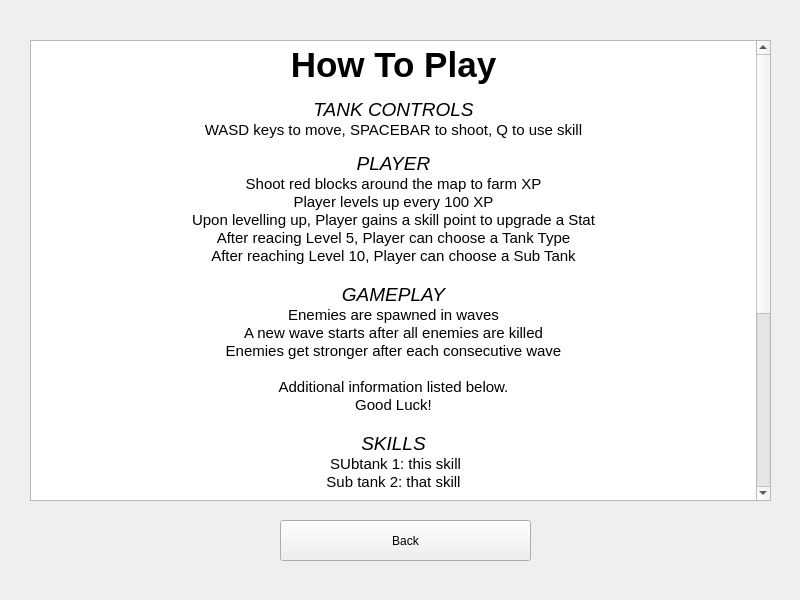
Above: MainWindow.ui from zhongvei/Tankoop before the change. Below: the same form after it.
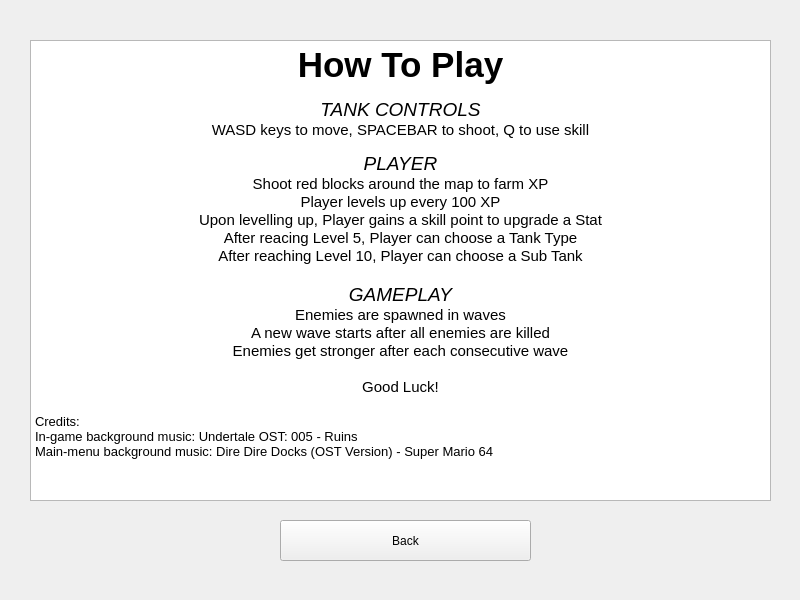
That is the form after the change. The open tabs and pages were chosen to show the change. Icons and pictures are not drawn.

Commit message: added tankoop logo and remove how to play

```diff
--- a/MainWindow.ui
+++ b/MainWindow.ui
@@ -186,47 +186,29 @@
        <string>&lt;!DOCTYPE HTML PUBLIC &quot;-//W3C//DTD HTML 4.0//EN&quot; &quot;http://www.w3.org/TR/REC-html40/strict.dtd&quot;&gt;
 &lt;html&gt;&lt;head&gt;&lt;meta name=&quot;qrichtext&quot; content=&quot;1&quot; /&gt;&lt;style type=&quot;text/css&quot;&gt;
 p, li { white-space: pre-wrap; }
-&lt;/style&gt;&lt;/head&gt;&lt;body style=&quot; font-family:'.AppleSystemUIFont'; font-size:13pt; font-weight:400; font-style:normal;&quot;&gt;
-&lt;p align=&quot;center&quot; style=&quot; margin-top:0px; margin-bottom:0px; margin-left:0px; margin-right:0px; -qt-block-indent:0; text-indent:0px;&quot;&gt;&lt;span style=&quot; font-family:'MS Shell Dlg 2'; font-size:26pt; font-weight:600;&quot;&gt;How To Play&lt;/span&gt;&lt;/p&gt;
-&lt;p align=&quot;center&quot; style=&quot;-qt-paragraph-type:empty; margin-top:0px; margin-bottom:0px; margin-left:0px; margin-right:0px; -qt-block-indent:0; text-indent:0px; font-family:'MS Shell Dlg 2'; font-size:7.8pt;&quot;&gt;&lt;br /&gt;&lt;/p&gt;
-&lt;p align=&quot;center&quot; style=&quot; margin-top:0px; margin-bottom:0px; margin-left:0px; margin-right:0px; -qt-block-indent:0; text-indent:0px;&quot;&gt;&lt;span style=&quot; font-family:'MS Shell Dlg 2'; font-size:14pt; font-style:italic;&quot;&gt;TANK CONTROLS&lt;/span&gt;&lt;/p&gt;
-&lt;p align=&quot;center&quot; style=&quot; margin-top:0px; margin-bottom:0px; margin-left:0px; margin-right:0px; -qt-block-indent:0; text-indent:0px;&quot;&gt;&lt;span style=&quot; font-family:'MS Shell Dlg 2'; font-size:11pt;&quot;&gt;WASD keys to move, SPACEBAR to shoot, Q to use skill&lt;/span&gt;&lt;/p&gt;
-&lt;p align=&quot;center&quot; style=&quot;-qt-paragraph-type:empty; margin-top:0px; margin-bottom:0px; margin-left:0px; margin-right:0px; -qt-block-indent:0; text-indent:0px; font-family:'MS Shell Dlg 2'; font-size:7.8pt;&quot;&gt;&lt;br /&gt;&lt;/p&gt;
-&lt;p align=&quot;center&quot; style=&quot; margin-top:0px; margin-bottom:0px; margin-left:0px; margin-right:0px; -qt-block-indent:0; text-indent:0px;&quot;&gt;&lt;span style=&quot; font-family:'MS Shell Dlg 2'; font-size:14pt; font-style:italic;&quot;&gt;PLAYER&lt;/span&gt;&lt;/p&gt;
-&lt;p align=&quot;center&quot; style=&quot; margin-top:0px; margin-bottom:0px; margin-left:0px; margin-right:0px; -qt-block-indent:0; text-indent:0px;&quot;&gt;&lt;span style=&quot; font-family:'MS Shell Dlg 2'; font-size:11pt;&quot;&gt;Shoot red blocks around the map to farm XP&lt;/span&gt;&lt;/p&gt;
-&lt;p align=&quot;center&quot; style=&quot; margin-top:0px; margin-bottom:0px; margin-left:0px; margin-right:0px; -qt-block-indent:0; text-indent:0px;&quot;&gt;&lt;span style=&quot; font-family:'MS Shell Dlg 2'; font-size:11pt;&quot;&gt;Player levels up every 100 XP&lt;/span&gt;&lt;/p&gt;
-&lt;p align=&quot;center&quot; style=&quot; margin-top:0px; margin-bottom:0px; margin-left:0px; margin-right:0px; -qt-block-indent:0; text-indent:0px;&quot;&gt;&lt;span style=&quot; font-family:'MS Shell Dlg 2'; font-size:11pt;&quot;&gt;Upon levelling up, Player gains a skill point to upgrade a Stat&lt;/span&gt;&lt;/p&gt;
-&lt;p align=&quot;center&quot; style=&quot; margin-top:0px; margin-bottom:0px; margin-left:0px; margin-right:0px; -qt-block-indent:0; text-indent:0px;&quot;&gt;&lt;span style=&quot; font-family:'MS Shell Dlg 2'; font-size:11pt;&quot;&gt;After reacing Level 5, Player can choose a Tank Type&lt;/span&gt;&lt;/p&gt;
-&lt;p align=&quot;center&quot; style=&quot; margin-top:0px; margin-bottom:0px; margin-left:0px; margin-right:0px; -qt-block-indent:0; text-indent:0px;&quot;&gt;&lt;span style=&quot; font-family:'MS Shell Dlg 2'; font-size:11pt;&quot;&gt;After reaching Level 10, Player can choose a Sub Tank&lt;/span&gt;&lt;/p&gt;
-&lt;p align=&quot;center&quot; style=&quot;-qt-paragraph-type:empty; margin-top:0px; margin-bottom:0px; margin-left:0px; margin-right:0px; -qt-block-indent:0; text-indent:0px; font-family:'MS Shell Dlg 2'; font-size:11pt;&quot;&gt;&lt;br /&gt;&lt;/p&gt;
-&lt;p align=&quot;center&quot; style=&quot; margin-top:0px; margin-bottom:0px; margin-left:0px; margin-right:0px; -qt-block-indent:0; text-indent:0px;&quot;&gt;&lt;span style=&quot; font-family:'MS Shell Dlg 2'; font-size:14pt; font-style:italic;&quot;&gt;GAMEPLAY&lt;/span&gt;&lt;/p&gt;
-&lt;p align=&quot;center&quot; style=&quot; margin-top:0px; margin-bottom:0px; margin-left:0px; margin-right:0px; -qt-block-indent:0; text-indent:0px;&quot;&gt;&lt;span style=&quot; font-family:'MS Shell Dlg 2'; font-size:11pt;&quot;&gt;Enemies are spawned in waves&lt;/span&gt;&lt;/p&gt;
-&lt;p align=&quot;center&quot; style=&quot; margin-top:0px; margin-bottom:0px; margin-left:0px; margin-right:0px; -qt-block-indent:0; text-indent:0px;&quot;&gt;&lt;span style=&quot; font-family:'MS Shell Dlg 2'; font-size:11pt;&quot;&gt;A new wave starts after all enemies are killed&lt;/span&gt;&lt;/p&gt;
-&lt;p align=&quot;center&quot; style=&quot; margin-top:0px; margin-bottom:0px; margin-left:0px; margin-right:0px; -qt-block-indent:0; text-indent:0px;&quot;&gt;&lt;span style=&quot; font-family:'MS Shell Dlg 2'; font-size:11pt;&quot;&gt;Enemies get stronger after each consecutive wave&lt;/span&gt;&lt;/p&gt;
-&lt;p align=&quot;center&quot; style=&quot;-qt-paragraph-type:empty; margin-top:0px; margin-bottom:0px; margin-left:0px; margin-right:0px; -qt-block-indent:0; text-indent:0px; font-family:'MS Shell Dlg 2'; font-size:11pt;&quot;&gt;&lt;br /&gt;&lt;/p&gt;
-&lt;p align=&quot;center&quot; style=&quot; margin-top:0px; margin-bottom:0px; margin-left:0px; margin-right:0px; -qt-block-indent:0; text-indent:0px;&quot;&gt;&lt;span style=&quot; font-family:'MS Shell Dlg 2'; font-size:11pt;&quot;&gt;Additional information listed below.&lt;/span&gt;&lt;/p&gt;
-&lt;p align=&quot;center&quot; style=&quot; margin-top:0px; margin-bottom:0px; margin-left:0px; margin-right:0px; -qt-block-indent:0; text-indent:0px;&quot;&gt;&lt;span style=&quot; font-family:'MS Shell Dlg 2'; font-size:11pt;&quot;&gt;Good Luck!&lt;/span&gt;&lt;/p&gt;
-&lt;p align=&quot;center&quot; style=&quot;-qt-paragraph-type:empty; margin-top:0px; margin-bottom:0px; margin-left:0px; margin-right:0px; -qt-block-indent:0; text-indent:0px; font-family:'MS Shell Dlg 2'; font-size:11pt;&quot;&gt;&lt;br /&gt;&lt;/p&gt;
-&lt;p align=&quot;center&quot; style=&quot; margin-top:0px; margin-bottom:0px; margin-left:0px; margin-right:0px; -qt-block-indent:0; text-indent:0px;&quot;&gt;&lt;span style=&quot; font-family:'MS Shell Dlg 2'; font-size:14pt; font-style:italic;&quot;&gt;SKILLS&lt;/span&gt;&lt;/p&gt;
-&lt;p align=&quot;center&quot; style=&quot; margin-top:0px; margin-bottom:0px; margin-left:0px; margin-right:0px; -qt-block-indent:0; text-indent:0px;&quot;&gt;&lt;span style=&quot; font-family:'MS Shell Dlg 2'; font-size:11pt;&quot;&gt; SUbtank 1: this skill&lt;/span&gt;&lt;/p&gt;
-&lt;p align=&quot;center&quot; style=&quot; margin-top:0px; margin-bottom:0px; margin-left:0px; margin-right:0px; -qt-block-indent:0; text-indent:0px;&quot;&gt;&lt;span style=&quot; font-family:'MS Shell Dlg 2'; font-size:11pt;&quot;&gt;Sub tank 2: that skill&lt;/span&gt;&lt;/p&gt;
-&lt;p align=&quot;center&quot; style=&quot;-qt-paragraph-type:empty; margin-top:0px; margin-bottom:0px; margin-left:0px; margin-right:0px; -qt-block-indent:0; text-indent:0px; font-family:'MS Shell Dlg 2'; font-size:11pt;&quot;&gt;&lt;br /&gt;&lt;/p&gt;
-&lt;p align=&quot;center&quot; style=&quot; margin-top:0px; margin-bottom:0px; margin-left:0px; margin-right:0px; -qt-block-indent:0; text-indent:0px;&quot;&gt;&lt;span style=&quot; font-family:'MS Shell Dlg 2'; font-size:14pt; font-style:italic;&quot;&gt;STATS&lt;/span&gt;&lt;/p&gt;
-&lt;p align=&quot;center&quot; style=&quot; margin-top:0px; margin-bottom:0px; margin-left:0px; margin-right:0px; -qt-block-indent:0; text-indent:0px;&quot;&gt;&lt;span style=&quot; font-family:'MS Shell Dlg 2'; font-size:11pt;&quot;&gt; SUbtank 1: this skill&lt;/span&gt;&lt;/p&gt;
-&lt;p align=&quot;center&quot; style=&quot; margin-top:0px; margin-bottom:0px; margin-left:0px; margin-right:0px; -qt-block-indent:0; text-indent:0px;&quot;&gt;&lt;span style=&quot; font-family:'MS Shell Dlg 2'; font-size:11pt;&quot;&gt;Sub tank 2: that skill&lt;/span&gt;&lt;/p&gt;
-&lt;p align=&quot;center&quot; style=&quot;-qt-paragraph-type:empty; margin-top:0px; margin-bottom:0px; margin-left:0px; margin-right:0px; -qt-block-indent:0; text-indent:0px; font-family:'MS Shell Dlg 2'; font-size:11pt;&quot;&gt;&lt;br /&gt;&lt;/p&gt;
-&lt;p align=&quot;center&quot; style=&quot; margin-top:0px; margin-bottom:0px; margin-left:0px; margin-right:0px; -qt-block-indent:0; text-indent:0px;&quot;&gt;&lt;span style=&quot; font-family:'MS Shell Dlg 2'; font-size:14pt; font-style:italic;&quot;&gt;TANK TYPES&lt;/span&gt;&lt;/p&gt;
-&lt;p align=&quot;center&quot; style=&quot; margin-top:0px; margin-bottom:0px; margin-left:0px; margin-right:0px; -qt-block-indent:0; text-indent:0px;&quot;&gt;&lt;span style=&quot; font-family:'MS Shell Dlg 2'; font-size:11pt;&quot;&gt; SUbtank 1: this skill&lt;/span&gt;&lt;/p&gt;
-&lt;p align=&quot;center&quot; style=&quot; margin-top:0px; margin-bottom:0px; margin-left:0px; margin-right:0px; -qt-block-indent:0; text-indent:0px;&quot;&gt;&lt;span style=&quot; font-family:'MS Shell Dlg 2'; font-size:11pt;&quot;&gt;Sub tank 2: that skill&lt;/span&gt;&lt;/p&gt;
-&lt;p align=&quot;center&quot; style=&quot;-qt-paragraph-type:empty; margin-top:0px; margin-bottom:0px; margin-left:0px; margin-right:0px; -qt-block-indent:0; text-indent:0px; font-family:'MS Shell Dlg 2'; font-size:11pt;&quot;&gt;&lt;br /&gt;&lt;/p&gt;
-&lt;p align=&quot;center&quot; style=&quot; margin-top:0px; margin-bottom:0px; margin-left:0px; margin-right:0px; -qt-block-indent:0; text-indent:0px;&quot;&gt;&lt;span style=&quot; font-family:'MS Shell Dlg 2'; font-size:14pt; font-style:italic;&quot;&gt;SUB TANKS&lt;/span&gt;&lt;/p&gt;
-&lt;p align=&quot;center&quot; style=&quot; margin-top:0px; margin-bottom:0px; margin-left:0px; margin-right:0px; -qt-block-indent:0; text-indent:0px;&quot;&gt;&lt;span style=&quot; font-family:'MS Shell Dlg 2'; font-size:11pt;&quot;&gt; SUbtank 1: this skill&lt;/span&gt;&lt;/p&gt;
-&lt;p align=&quot;center&quot; style=&quot; margin-top:0px; margin-bottom:0px; margin-left:0px; margin-right:0px; -qt-block-indent:0; text-indent:0px;&quot;&gt;&lt;span style=&quot; font-family:'MS Shell Dlg 2'; font-size:11pt;&quot;&gt;Sub tank 2: that skill&lt;/span&gt;&lt;/p&gt;
-&lt;p align=&quot;center&quot; style=&quot;-qt-paragraph-type:empty; margin-top:0px; margin-bottom:0px; margin-left:0px; margin-right:0px; -qt-block-indent:0; text-indent:0px; font-family:'MS Shell Dlg 2'; font-size:11pt;&quot;&gt;&lt;br /&gt;&lt;/p&gt;
-&lt;p align=&quot;center&quot; style=&quot;-qt-paragraph-type:empty; margin-top:0px; margin-bottom:0px; margin-left:0px; margin-right:0px; -qt-block-indent:0; text-indent:0px; font-family:'MS Shell Dlg 2'; font-size:11pt;&quot;&gt;&lt;br /&gt;&lt;/p&gt;
-&lt;p style=&quot; margin-top:0px; margin-bottom:0px; margin-left:0px; margin-right:0px; -qt-block-indent:0; text-indent:0px;&quot;&gt;&lt;span style=&quot; font-family:'MS Shell Dlg 2'; font-size:10pt;&quot;&gt;Credits:&lt;/span&gt;&lt;/p&gt;
-&lt;p style=&quot; margin-top:0px; margin-bottom:0px; margin-left:0px; margin-right:0px; -qt-block-indent:0; text-indent:0px;&quot;&gt;&lt;span style=&quot; font-family:'MS Shell Dlg 2'; font-size:10pt;&quot;&gt;In-game background music: Undertale OST: 005 - Ruins&lt;/span&gt;&lt;/p&gt;
-&lt;p style=&quot; margin-top:0px; margin-bottom:0px; margin-left:0px; margin-right:0px; -qt-block-indent:0; text-indent:0px;&quot;&gt;&lt;span style=&quot; font-family:'MS Shell Dlg 2'; font-size:10pt;&quot;&gt;Main-menu background music: Dire Dire Docks (OST Version) - Super Mario 64&lt;/span&gt;&lt;/p&gt;&lt;/body&gt;&lt;/html&gt;</string>
+&lt;/style&gt;&lt;/head&gt;&lt;body style=&quot; font-family:'MS Shell Dlg 2'; font-size:8.25pt; font-weight:400; font-style:normal;&quot;&gt;
+&lt;p align=&quot;center&quot; style=&quot; margin-top:0px; margin-bottom:0px; margin-left:0px; margin-right:0px; -qt-block-indent:0; text-indent:0px;&quot;&gt;&lt;span style=&quot; font-size:26pt; font-weight:600;&quot;&gt;How To Play&lt;/span&gt;&lt;/p&gt;
+&lt;p align=&quot;center&quot; style=&quot;-qt-paragraph-type:empty; margin-top:0px; margin-bottom:0px; margin-left:0px; margin-right:0px; -qt-block-indent:0; text-indent:0px; font-size:7.8pt;&quot;&gt;&lt;br /&gt;&lt;/p&gt;
+&lt;p align=&quot;center&quot; style=&quot; margin-top:0px; margin-bottom:0px; margin-left:0px; margin-right:0px; -qt-block-indent:0; text-indent:0px;&quot;&gt;&lt;span style=&quot; font-size:14pt; font-style:italic;&quot;&gt;TANK CONTROLS&lt;/span&gt;&lt;/p&gt;
+&lt;p align=&quot;center&quot; style=&quot; margin-top:0px; margin-bottom:0px; margin-left:0px; margin-right:0px; -qt-block-indent:0; text-indent:0px;&quot;&gt;&lt;span style=&quot; font-size:11pt;&quot;&gt;WASD keys to move, SPACEBAR to shoot, Q to use skill&lt;/span&gt;&lt;/p&gt;
+&lt;p align=&quot;center&quot; style=&quot;-qt-paragraph-type:empty; margin-top:0px; margin-bottom:0px; margin-left:0px; margin-right:0px; -qt-block-indent:0; text-indent:0px; font-size:7.8pt;&quot;&gt;&lt;br /&gt;&lt;/p&gt;
+&lt;p align=&quot;center&quot; style=&quot; margin-top:0px; margin-bottom:0px; margin-left:0px; margin-right:0px; -qt-block-indent:0; text-indent:0px;&quot;&gt;&lt;span style=&quot; font-size:14pt; font-style:italic;&quot;&gt;PLAYER&lt;/span&gt;&lt;/p&gt;
+&lt;p align=&quot;center&quot; style=&quot; margin-top:0px; margin-bottom:0px; margin-left:0px; margin-right:0px; -qt-block-indent:0; text-indent:0px;&quot;&gt;&lt;span style=&quot; font-size:11pt;&quot;&gt;Shoot red blocks around the map to farm XP&lt;/span&gt;&lt;/p&gt;
+&lt;p align=&quot;center&quot; style=&quot; margin-top:0px; margin-bottom:0px; margin-left:0px; margin-right:0px; -qt-block-indent:0; text-indent:0px;&quot;&gt;&lt;span style=&quot; font-size:11pt;&quot;&gt;Player levels up every 100 XP&lt;/span&gt;&lt;/p&gt;
+&lt;p align=&quot;center&quot; style=&quot; margin-top:0px; margin-bottom:0px; margin-left:0px; margin-right:0px; -qt-block-indent:0; text-indent:0px;&quot;&gt;&lt;span style=&quot; font-size:11pt;&quot;&gt;Upon levelling up, Player gains a skill point to upgrade a Stat&lt;/span&gt;&lt;/p&gt;
+&lt;p align=&quot;center&quot; style=&quot; margin-top:0px; margin-bottom:0px; margin-left:0px; margin-right:0px; -qt-block-indent:0; text-indent:0px;&quot;&gt;&lt;span style=&quot; font-size:11pt;&quot;&gt;After reacing Level 5, Player can choose a Tank Type&lt;/span&gt;&lt;/p&gt;
+&lt;p align=&quot;center&quot; style=&quot; margin-top:0px; margin-bottom:0px; margin-left:0px; margin-right:0px; -qt-block-indent:0; text-indent:0px;&quot;&gt;&lt;span style=&quot; font-size:11pt;&quot;&gt;After reaching Level 10, Player can choose a Sub Tank&lt;/span&gt;&lt;/p&gt;
+&lt;p align=&quot;center&quot; style=&quot;-qt-paragraph-type:empty; margin-top:0px; margin-bottom:0px; margin-left:0px; margin-right:0px; -qt-block-indent:0; text-indent:0px; font-size:11pt;&quot;&gt;&lt;br /&gt;&lt;/p&gt;
+&lt;p align=&quot;center&quot; style=&quot; margin-top:0px; margin-bottom:0px; margin-left:0px; margin-right:0px; -qt-block-indent:0; text-indent:0px;&quot;&gt;&lt;span style=&quot; font-size:14pt; font-style:italic;&quot;&gt;GAMEPLAY&lt;/span&gt;&lt;/p&gt;
+&lt;p align=&quot;center&quot; style=&quot; margin-top:0px; margin-bottom:0px; margin-left:0px; margin-right:0px; -qt-block-indent:0; text-indent:0px;&quot;&gt;&lt;span style=&quot; font-size:11pt;&quot;&gt;Enemies are spawned in waves&lt;/span&gt;&lt;/p&gt;
+&lt;p align=&quot;center&quot; style=&quot; margin-top:0px; margin-bottom:0px; margin-left:0px; margin-right:0px; -qt-block-indent:0; text-indent:0px;&quot;&gt;&lt;span style=&quot; font-size:11pt;&quot;&gt;A new wave starts after all enemies are killed&lt;/span&gt;&lt;/p&gt;
+&lt;p align=&quot;center&quot; style=&quot; margin-top:0px; margin-bottom:0px; margin-left:0px; margin-right:0px; -qt-block-indent:0; text-indent:0px;&quot;&gt;&lt;span style=&quot; font-size:11pt;&quot;&gt;Enemies get stronger after each consecutive wave&lt;/span&gt;&lt;/p&gt;
+&lt;p align=&quot;center&quot; style=&quot;-qt-paragraph-type:empty; margin-top:0px; margin-bottom:0px; margin-left:0px; margin-right:0px; -qt-block-indent:0; text-indent:0px; font-size:11pt;&quot;&gt;&lt;br /&gt;&lt;/p&gt;
+&lt;p align=&quot;center&quot; style=&quot; margin-top:0px; margin-bottom:0px; margin-left:0px; margin-right:0px; -qt-block-indent:0; text-indent:0px;&quot;&gt;&lt;span style=&quot; font-size:11pt;&quot;&gt;Good Luck!&lt;/span&gt;&lt;/p&gt;
+&lt;p align=&quot;center&quot; style=&quot;-qt-paragraph-type:empty; margin-top:0px; margin-bottom:0px; margin-left:0px; margin-right:0px; -qt-block-indent:0; text-indent:0px; font-size:11pt;&quot;&gt;&lt;br /&gt;&lt;/p&gt;
+&lt;p style=&quot; margin-top:0px; margin-bottom:0px; margin-left:0px; margin-right:0px; -qt-block-indent:0; text-indent:0px;&quot;&gt;&lt;span style=&quot; font-size:10pt;&quot;&gt;Credits:&lt;/span&gt;&lt;/p&gt;
+&lt;p style=&quot; margin-top:0px; margin-bottom:0px; margin-left:0px; margin-right:0px; -qt-block-indent:0; text-indent:0px;&quot;&gt;&lt;span style=&quot; font-size:10pt;&quot;&gt;In-game background music: Undertale OST: 005 - Ruins&lt;/span&gt;&lt;/p&gt;
+&lt;p style=&quot; margin-top:0px; margin-bottom:0px; margin-left:0px; margin-right:0px; -qt-block-indent:0; text-indent:0px;&quot;&gt;&lt;span style=&quot; font-size:10pt;&quot;&gt;Main-menu background music: Dire Dire Docks (OST Version) - Super Mario 64&lt;/span&gt;&lt;/p&gt;&lt;/body&gt;&lt;/html&gt;</string>
       </property>
      </widget>
     </widget>
```
Left out of the diff: 16 changed lines with no effect on the pictures. The commit also changes 4 other files.
